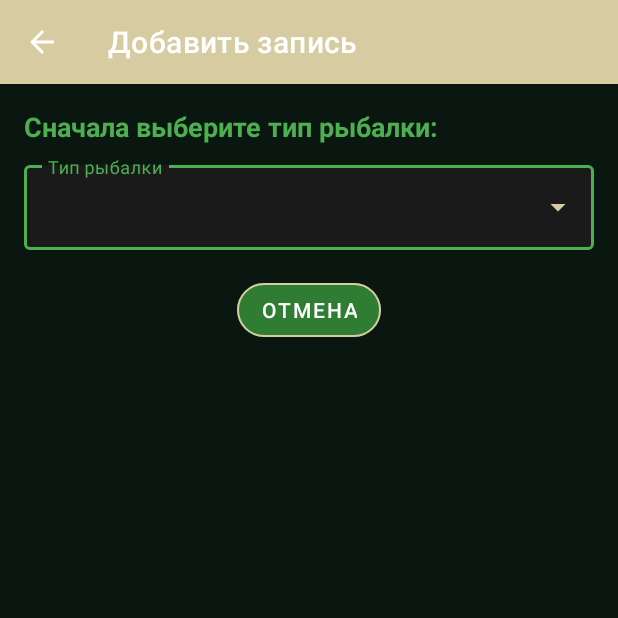
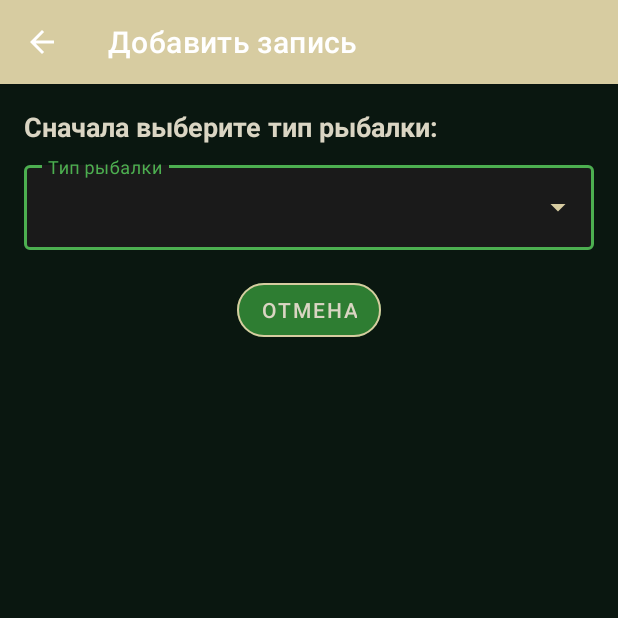
Before and after one commit to VyacheslavQA/Drift_Notes, an Android app built with Jetpack Compose: the screen it shows after launch once a user with an empty profile is signed in (AddFishingNoteActivity), item 3 of the bottom bar chosen, on a phone screen of 412 x 824 dp, the top half of it. Run offline under Robolectric (Android 15) with nearby library versions, the phone set to English and light mode, and no system bars; our stand-ins replace Firebase (no records; nobody signed in at launch, a user with empty details on screens opened directly); pictures from the network do not load.

Commit message:
таймер не работает цвета поправил

```diff
--- a/app/src/main/res/drawable/ic_bottom_hook.xml
+++ b/app/src/main/res/drawable/ic_bottom_hook.xml
@@ -4,6 +4,6 @@
     android:viewportWidth="24"
     android:viewportHeight="24">
     <path
-        android:fillColor="#FF000000"
+        android:fillColor="#FFE6A7"
         android:pathData="M12,2C6.48,2 2,6.48 2,12s4.48,10 10,10 10,-4.48 10,-10S17.52,2 12,2zM17,13h-4v4h-2v-4L7,13v-2h4L11,7h2v4h4v2z"/>
 </vector>
--- a/app/src/main/res/layout/activity_add_fishing_note.xml
+++ b/app/src/main/res/layout/activity_add_fishing_note.xml
@@ -26,7 +26,7 @@
                 android:text="@string/select_fishing_type_first"
                 android:textSize="18sp"
                 android:textStyle="bold"
-                android:textColor="#4CAF50"
+                android:textColor="#DAD5C3"
                 app:layout_constraintEnd_toEndOf="parent"
                 app:layout_constraintStart_toStartOf="parent"
                 app:layout_constraintTop_toTopOf="parent" />
@@ -50,7 +50,7 @@
                     android:layout_width="match_parent"
                     android:layout_height="wrap_content"
                     android:inputType="none"
-                    android:textColor="#FFFFFF"
+                    android:textColor="#DAD5C3"
                     android:hint="@string/fishing_type" />
             </com.google.android.material.textfield.TextInputLayout>
 
@@ -60,7 +60,7 @@
                 android:layout_height="wrap_content"
                 android:layout_marginTop="16dp"
                 android:text="@string/cancel"
-                android:textColor="#FFFFFF"
+                android:textColor="#DAD5C3"
                 app:backgroundTint="#2E7D32"
                 app:cornerRadius="24dp"
                 app:layout_constraintEnd_toEndOf="parent"
@@ -85,7 +85,7 @@
                     android:text="@string/fishing_details_for"
                     android:textSize="18sp"
                     android:textStyle="bold"
-                    android:textColor="#4CAF50"
+                    android:textColor="#DAD5C3"
                     app:layout_constraintEnd_toEndOf="parent"
                     app:layout_constraintStart_toStartOf="parent"
                     app:layout_constraintTop_toTopOf="parent" />
@@ -119,7 +119,7 @@
                     android:layout_height="wrap_content"
                     android:layout_marginTop="8dp"
                     android:text="@string/open_map"
-                    android:textColor="#FFFFFF"
+                    android:textColor="#DAD5C3"
                     app:backgroundTint="#2E7D32"
                     app:cornerRadius="24dp"
                     app:icon="@android:drawable/ic_dialog_map"
@@ -134,7 +134,7 @@
                     android:layout_height="wrap_content"
                     android:layout_marginTop="8dp"
                     android:textStyle="italic"
-                    android:textColor="#D7CCA1"
+                    android:textColor="#2E7D32"
                     app:layout_constraintEnd_toEndOf="parent"
                     app:layout_constraintStart_toStartOf="parent"
                     app:layout_constraintTop_toBottomOf="@+id/buttonOpenMap"
@@ -147,7 +147,7 @@
                     android:layout_height="wrap_content"
                     android:layout_marginTop="8dp"
                     android:text="@string/open_marker_map"
-                    android:textColor="#FFFFFF"
+                    android:textColor="#DAD5C3"
                     app:backgroundTint="#2E7D32"
                     app:cornerRadius="24dp"
                     app:icon="@android:drawable/ic_menu_edit"
@@ -175,7 +175,7 @@
                         android:layout_width="match_parent"
                         android:layout_height="wrap_content"
                         android:hint="@string/date"
-                        android:textColor="#FFFFFF"
+                        android:textColor="#DAD5C3"
                         android:focusable="false"
                         android:clickable="true" />
                 </com.google.android.material.textfield.TextInputLayout>
@@ -220,7 +220,7 @@
                         android:layout_height="wrap_content"
                         android:layout_marginTop="8dp"
                         android:text="@string/load_weather"
-                        android:textColor="#FFFFFF"
+                        android:textColor="#DAD5C3"
                         app:backgroundTint="#2E7D32"
                         app:cornerRadius="24dp"
                         app:layout_constraintEnd_toEndOf="parent"
@@ -257,7 +257,7 @@
                         android:id="@+id/editTextTackle"
                         android:layout_width="match_parent"
                         android:layout_height="wrap_content"
-                        android:textColor="#FFFFFF"
+                        android:textColor="#DAD5C3"
                         android:hint="@string/tackle" />
                 </com.google.android.material.textfield.TextInputLayout>
 
@@ -280,7 +280,7 @@
                         android:layout_width="match_parent"
                         android:layout_height="wrap_content"
                         android:hint="@string/notes"
-                        android:textColor="#FFFFFF"
+                        android:textColor="#DAD5C3"
                         android:inputType="textMultiLine"
                         android:minLines="3"
                         android:gravity="top" />
@@ -293,7 +293,7 @@
                     android:layout_height="wrap_content"
                     android:layout_marginTop="16dp"
                     android:text="@string/add_photo"
-                    android:textColor="#FFFFFF"
+                    android:textColor="#DAD5C3"
                     app:backgroundTint="#2E7D32"
                     app:cornerRadius="24dp"
                     app:icon="@android:drawable/ic_menu_camera"
@@ -320,8 +320,8 @@
                     android:layout_height="wrap_content"
                     android:layout_marginTop="24dp"
                     android:text="@string/save"
-                    android:textColor="#FFFFFF"
-                    app:backgroundTint="#4CAF50"
+                    android:textColor="#DAD5C3"
+                    app:backgroundTint="#2E7D32"
                     app:cornerRadius="24dp"
                     app:layout_constraintEnd_toEndOf="parent"
                     app:layout_constraintStart_toStartOf="parent"
--- a/app/src/main/res/layout/dialog_change_password.xml
+++ b/app/src/main/res/layout/dialog_change_password.xml
@@ -14,7 +14,7 @@
         android:text="Смена пароля"
         android:textSize="18sp"
         android:textStyle="bold"
-        android:textColor="#4CAF50"
+        android:textColor="#DAD5C3"
         app:layout_constraintEnd_toEndOf="parent"
         app:layout_constraintStart_toStartOf="parent"
         app:layout_constraintTop_toTopOf="parent" />
@@ -94,7 +94,7 @@
         android:layout_height="wrap_content"
         android:layout_marginTop="8dp"
         android:text="Забыли пароль?"
-        android:textColor="#4CAF50"
+        android:textColor="#DAD5C3"
         android:padding="4dp"
         app:layout_constraintEnd_toEndOf="parent"
         app:layout_constraintTop_toBottomOf="@+id/layoutConfirmPassword" />
--- a/app/src/main/res/layout/item_fishing_note.xml
+++ b/app/src/main/res/layout/item_fishing_note.xml
@@ -39,7 +39,7 @@
             app:layout_constraintEnd_toEndOf="parent"
             app:layout_constraintStart_toStartOf="parent"
             app:layout_constraintTop_toBottomOf="@+id/imageViewPhoto"
-            tools:text="Река Волга, Самарская область" />
+            tools:text="Река Иртыш, Павлодарская область" />
 
         <TextView
             android:id="@+id/textViewDate"
```
Also changed, not shown: app/src/main/res/drawable/ic_app_logo.xml (deleted, +0 -11 lines), app/src/main/res/layout/activity_auth_methods.xml (+26 -21 lines), app/src/main/res/layout/activity_fishing_note_detail.xml (+4 -4 lines), app/src/main/res/layout/activity_login.xml (+4 -4 lines), app/src/main/res/layout/activity_timer.xml (+8 -8 lines).
